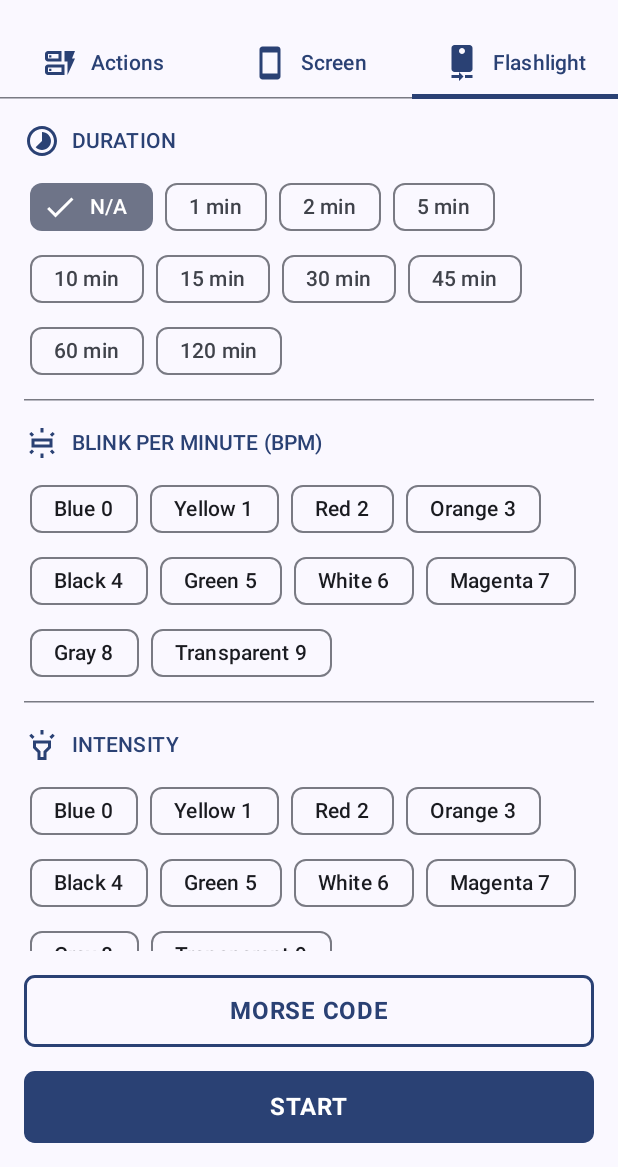
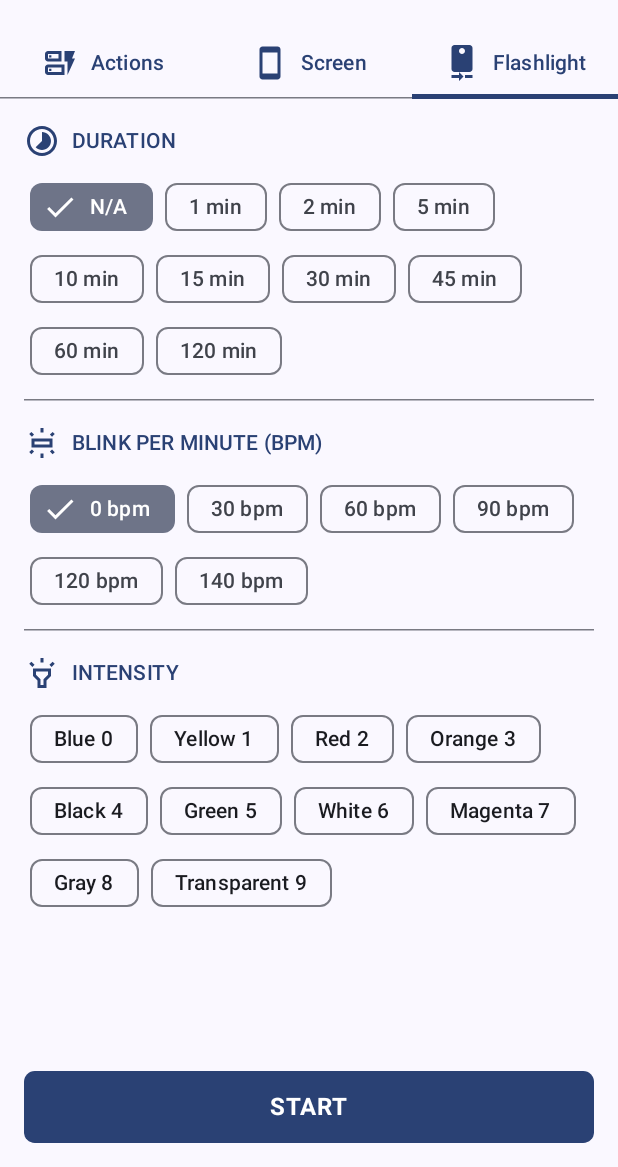
Before and after one commit to BitMavrick/Lumolight, an Android app built with Jetpack Compose: the screen it shows after launch (MainActivity), tab 3 chosen, on a phone screen of 412 x 824 dp, the part 69-1236 px from its top. Run offline under Robolectric (Android 15) with nearby library versions, the phone set to English and light mode, and no system bars; our stand-ins replace Dagger/Hilt's generated code.

Commit message:
Done with BPM

```diff
--- a/app/src/main/java/com/bitmavrick/lumolight/ui/tab/flashlight/Flashlight.kt
+++ b/app/src/main/java/com/bitmavrick/lumolight/ui/tab/flashlight/Flashlight.kt
@@ -31,6 +31,7 @@ import androidx.compose.ui.tooling.preview.Preview
 import androidx.compose.ui.unit.dp
 import androidx.compose.ui.util.fastForEachIndexed
 import androidx.lifecycle.viewmodel.compose.viewModel
+import com.bitmavrick.lumolight.util.BpmValue
 import com.bitmavrick.lumolight.util.TimeDuration
 
 @OptIn(ExperimentalLayoutApi::class)
@@ -104,7 +105,7 @@ fun FlashlightScreen(
                 }
             }
 
-            item{
+            item {
                 HorizontalDivider(
                     Modifier.padding(vertical = 8.dp)
                 )
@@ -128,9 +129,6 @@ fun FlashlightScreen(
                         modifier = Modifier.padding(start = 8.dp)
                     )
                 }
-            }
-
-            item {
                 Column {
                     FlowRow(
                         Modifier
@@ -138,13 +136,23 @@ fun FlashlightScreen(
                             .wrapContentHeight(align = Alignment.Top),
                         horizontalArrangement = Arrangement.Start,
                     ) {
-                        colorNames.fastForEachIndexed { index, element ->
-                            AssistChip(
+                        BpmValue.list.fastForEachIndexed { index, element ->
+                            FilterChip(
                                 modifier = Modifier
                                     .padding(horizontal = 4.dp)
                                     .align(alignment = Alignment.CenterVertically),
-                                onClick = { /* do something*/ },
-                                label = { Text("$element $index") }
+                                selected = index == uiState.flashlightBpmIndex,
+                                onClick = { viewModel.updateFlashlightBpm(index, element.value) },
+                                label = { Text(element.title) },
+                                leadingIcon = if(index == uiState.flashlightBpmIndex){
+                                    {
+                                        Icon(
+                                            imageVector = Icons.Filled.Done,
+                                            contentDescription = "Done Icon")
+                                    }
+                                } else {
+                                    null
+                                }
                             )
                         }
                     }
@@ -200,8 +208,10 @@ fun FlashlightScreen(
             }
         }
 
+        /* !! Maybe in the upcoming version
         Spacer(modifier = Modifier.height(16.dp))
         FlashlightMorseCodeButton()
+        */
         Spacer(modifier = Modifier.height(16.dp))
         FlashlightStartButton()
     }
--- a/app/src/main/java/com/bitmavrick/lumolight/util/CommonValues.kt
+++ b/app/src/main/java/com/bitmavrick/lumolight/util/CommonValues.kt
@@ -54,6 +54,19 @@ class BrightnessValue{
     }
 }
 
+class BpmValue{
+    companion object {
+        val list : List<BPM> = listOf(
+            BPM("0 bpm", 0),
+            BPM("30 bpm", 30),
+            BPM("60 bpm", 60),
+            BPM("90 bpm", 90),
+            BPM("120 bpm", 120),
+            BPM("140 bpm", 140),
+        )
+    }
+}
+
 
 data class Duration(
     val duration: String,
@@ -69,3 +82,8 @@ data class Brightness(
     val title: String,
     val value: Int
 )
+
+data class BPM(
+    val title : String,
+    val value : Int,
+)
```
